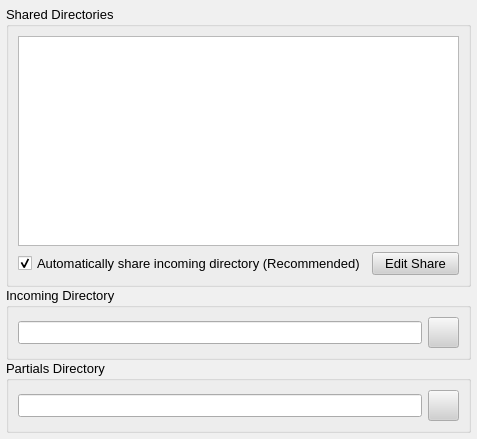
Before: the Qt Designer form retroshare-gui/src/gui/settings/DirectoriesPage.ui in RetroShare/RetroShare, drawn with Qt 5.
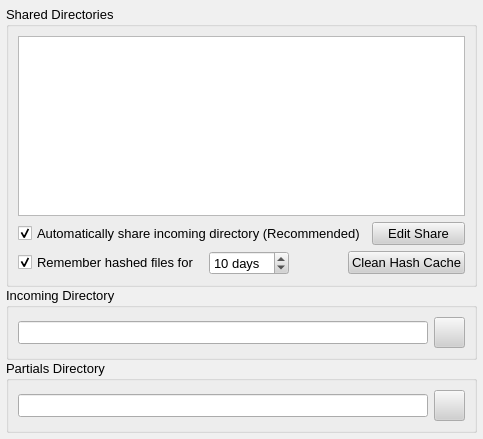
After: the same form once the commit is applied. Icons and pictures are not drawn.

Commit message: added an optional cache for hashes, so that hashed files are remembered for some days.

```diff
--- a/retroshare-gui/src/gui/settings/DirectoriesPage.ui
+++ b/retroshare-gui/src/gui/settings/DirectoriesPage.ui
@@ -6,7 +6,7 @@
    <rect>
     <x>0</x>
     <y>0</y>
-    <width>477</width>
+    <width>483</width>
     <height>439</height>
    </rect>
   </property>
@@ -604,11 +604,13 @@
      <property name="title">
       <string>Shared Directories</string>
      </property>
-     <layout class="QGridLayout" name="gridLayout">
-      <item row="0" column="0" colspan="2">
+     <layout class="QVBoxLayout" name="verticalLayout">
+      <item>
        <widget class="QListWidget" name="dirList"/>
       </item>
-      <item row="1" column="0">
+      <item>
+       <layout class="QHBoxLayout" name="horizontalLayout_2">
+        <item>
        <widget class="QCheckBox" name="checkBox">
         <property name="enabled">
          <bool>true</bool>
@@ -621,12 +623,77 @@
         </property>
        </widget>
       </item>
-      <item row="1" column="1">
+        <item>
        <widget class="QPushButton" name="editButton">
         <property name="text">
          <string>Edit Share</string>
         </property>
        </widget>
+        </item>
+       </layout>
+      </item>
+      <item>
+       <layout class="QHBoxLayout" name="horizontalLayout">
+        <item>
+         <widget class="QCheckBox" name="rememberHashesCB">
+          <property name="toolTip">
+           <string>&lt;!DOCTYPE HTML PUBLIC &quot;-//W3C//DTD HTML 4.0//EN&quot; &quot;http://www.w3.org/TR/REC-html40/strict.dtd&quot;&gt;
+&lt;html&gt;&lt;head&gt;&lt;meta name=&quot;qrichtext&quot; content=&quot;1&quot; /&gt;&lt;style type=&quot;text/css&quot;&gt;
+p, li { white-space: pre-wrap; }
+&lt;/style&gt;&lt;/head&gt;&lt;body style=&quot; font-family:'Sans'; font-size:10pt; font-weight:400; font-style:normal;&quot;&gt;
+&lt;p align=&quot;justify&quot; style=&quot; margin-top:0px; margin-bottom:0px; margin-left:0px; margin-right:0px; -qt-block-indent:0; text-indent:0px;&quot;&gt;Remember file hashes even if not shared. &lt;/p&gt;
+&lt;p align=&quot;justify&quot; style=&quot; margin-top:0px; margin-bottom:0px; margin-left:0px; margin-right:0px; -qt-block-indent:0; text-indent:0px;&quot;&gt;This might be useful if you're sharing an &lt;/p&gt;
+&lt;p align=&quot;justify&quot; style=&quot; margin-top:0px; margin-bottom:0px; margin-left:0px; margin-right:0px; -qt-block-indent:0; text-indent:0px;&quot;&gt;external HD, to avoid re-hashing files when &lt;/p&gt;
+&lt;p align=&quot;justify&quot; style=&quot; margin-top:0px; margin-bottom:0px; margin-left:0px; margin-right:0px; -qt-block-indent:0; text-indent:0px;&quot;&gt;you plug it in.&lt;/p&gt;&lt;/body&gt;&lt;/html&gt;</string>
+          </property>
+          <property name="text">
+           <string>Remember hashed files for </string>
+          </property>
+          <property name="checked">
+           <bool>true</bool>
+          </property>
+         </widget>
+        </item>
+        <item>
+         <widget class="QSpinBox" name="rememberHashesSB">
+          <property name="suffix">
+           <string> days</string>
+          </property>
+          <property name="minimum">
+           <number>1</number>
+          </property>
+          <property name="maximum">
+           <number>365</number>
+          </property>
+          <property name="value">
+           <number>10</number>
+          </property>
+         </widget>
+        </item>
+        <item>
+         <spacer name="horizontalSpacer">
+          <property name="orientation">
+           <enum>Qt::Horizontal</enum>
+          </property>
+          <property name="sizeHint" stdset="0">
+           <size>
+            <width>40</width>
+            <height>20</height>
+           </size>
+          </property>
+         </spacer>
+        </item>
+        <item>
+         <widget class="QPushButton" name="cleanHashCachePB">
+          <property name="toolTip">
+           <string>Forget any hashed file that is not anymore shared.</string>
+          </property>
+          <property name="text">
+           <string>Clean Hash Cache</string>
+          </property>
+         </widget>
+        </item>
+       </layout>
       </item>
      </layout>
     </widget>
```
Lines whose indentation alone changed are shown as unchanged. The commit also changes 10 other files.
